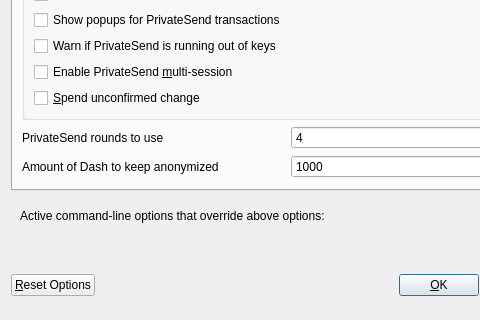
This is src/qt/forms/optionsdialog.ui in Johnmcbridebitchw/thought as Qt 5 draws it before an edit; both pictures show x 0 to 480 and y 143 to 463 of the 576 by 463 pixel window. The edited form follows.
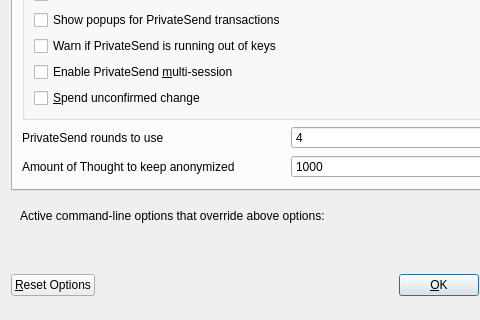
This is the edited form. The open tabs and pages were chosen to show the change. Custom widgets are drawn as their Qt base class.

The edit to the form file:
```diff
--- a/src/qt/forms/optionsdialog.ui
+++ b/src/qt/forms/optionsdialog.ui
@@ -263,7 +263,7 @@
             <string notr="true"/>
            </property>
            <property name="text">
-            <string>Amount of Dash to keep anonymized</string>
+            <string>Amount of Thought to keep anonymized</string>
            </property>
           </widget>
          </item>
```
Left out of the diff: 10 changed lines with no effect on the pictures.
